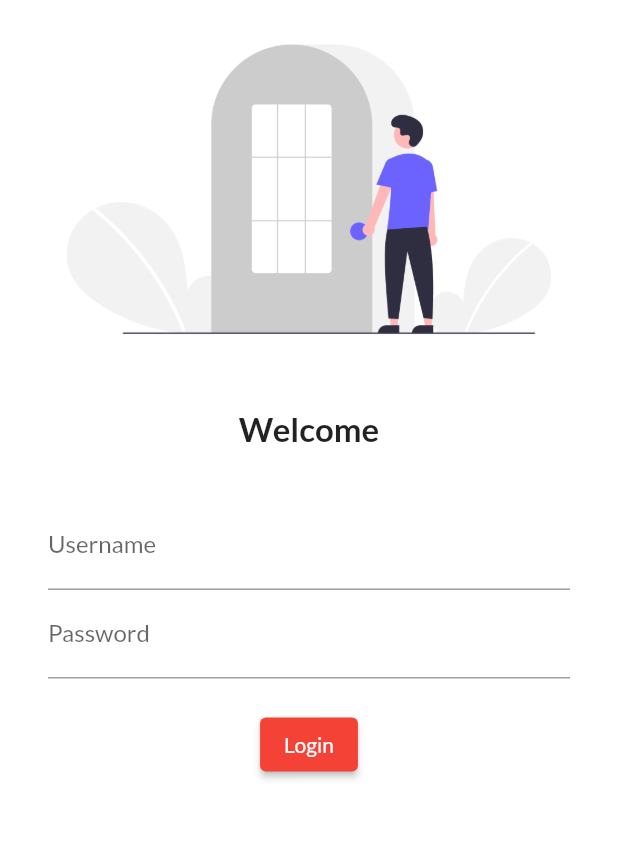
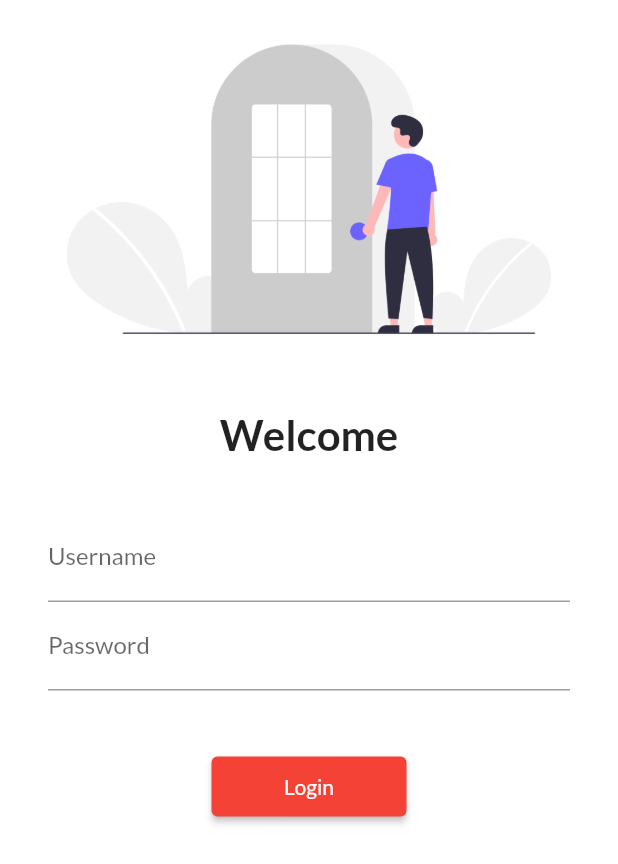
Before and after one commit to susan7979/30DaysOfFlutter, a Flutter app: the screen it shows after launch, on a phone screen of 412 x 824 dp. Shown: the top 864 px of the screen. Run offline on Flutter 3.47's test engine with Material 2 defaults, Android fonts, the phone set to English and light mode, and no system bars; our stand-ins replace google_fonts.

Commit message:
day 5 completed

```diff
--- a/lib/main.dart
+++ b/lib/main.dart
@@ -1,4 +1,6 @@
 import 'package:flutter/material.dart';
+import 'package:flutter_catalog/utils/routes.dart';
+
 import 'pages/home_page.dart';
 import 'pages/login_page.dart';
 import 'package:google_fonts/google_fonts.dart';
@@ -16,12 +18,13 @@ class MyApp extends StatelessWidget {
         primarySwatch: Colors.red,
         fontFamily: GoogleFonts.lato().fontFamily,
       ),
+
       darkTheme: ThemeData(brightness: Brightness.dark),
       initialRoute: "/login",
       routes: {
         "/": (context) => LoginPage(),
-        "/home": (context) => HomePage(),
-        "/login": (context) => LoginPage(),
+        MyRoutes.homeRoute: (context) => HomePage(),
+        MyRoutes.logingRoute: (context) => LoginPage(),
       },
     );
   }
--- a/lib/pages/login_page.dart
+++ b/lib/pages/login_page.dart
@@ -1,10 +1,12 @@
 import 'package:flutter/material.dart';
+import 'package:flutter_catalog/utils/routes.dart';
 
 class LoginPage extends StatelessWidget {
   @override
   Widget build(BuildContext context) {
     return Material(
       color: Colors.white,
+      child: SingleChildScrollView(
         child: Column(
           children: [
             Image.asset("assets/images/login_image.png", fit: BoxFit.cover),
@@ -14,7 +16,7 @@ class LoginPage extends StatelessWidget {
             Text(
               "Welcome",
               style: TextStyle(
-              fontSize: 22,
+                fontSize: 28,
                 fontWeight: FontWeight.bold,
               ),
             ),
@@ -40,13 +42,13 @@ class LoginPage extends StatelessWidget {
                     ),
                   ),
                   SizedBox(
-                  height: 20.0,
+                    height: 40.0,
                   ),
                   ElevatedButton(
                     child: Text("Login"),
-                  style: TextButton.styleFrom(),
+                    style: TextButton.styleFrom(minimumSize: Size(130, 40)),
                     onPressed: () {
-                    print("Hi susan");
+                      Navigator.pushNamed(context, MyRoutes.homeRoute);
                     },
                   ),
                 ],
@@ -54,6 +56,7 @@ class LoginPage extends StatelessWidget {
             ),
           ],
         ),
+      ),
     );
   }
 }
--- /dev/null
+++ b/lib/utils/routes.dart
@@ -0,0 +1,4 @@
+class MyRoutes {
+  static String logingRoute = "/login";
+  static String homeRoute = "/home";
+}
```
Lines whose indentation alone changed are shown as unchanged.
